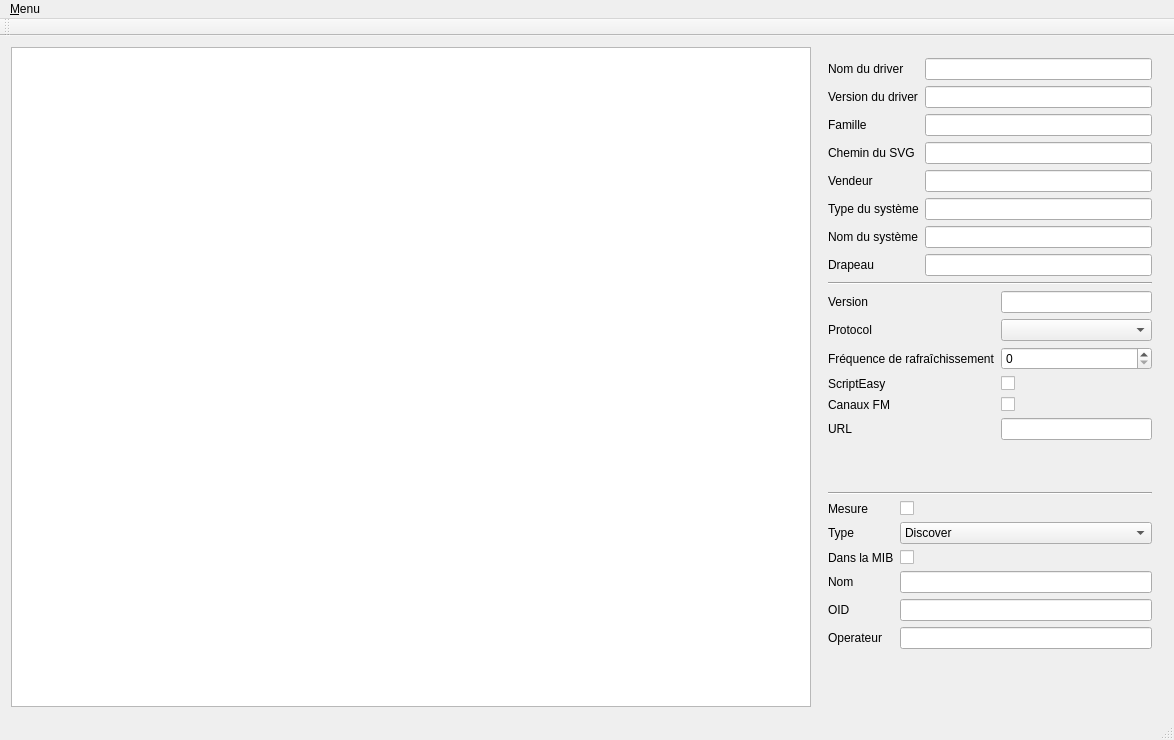
Above: mainwindow.ui from BriceDucardonnoy/EasyWcmDriverCreator before the change. Below: the same form after it.
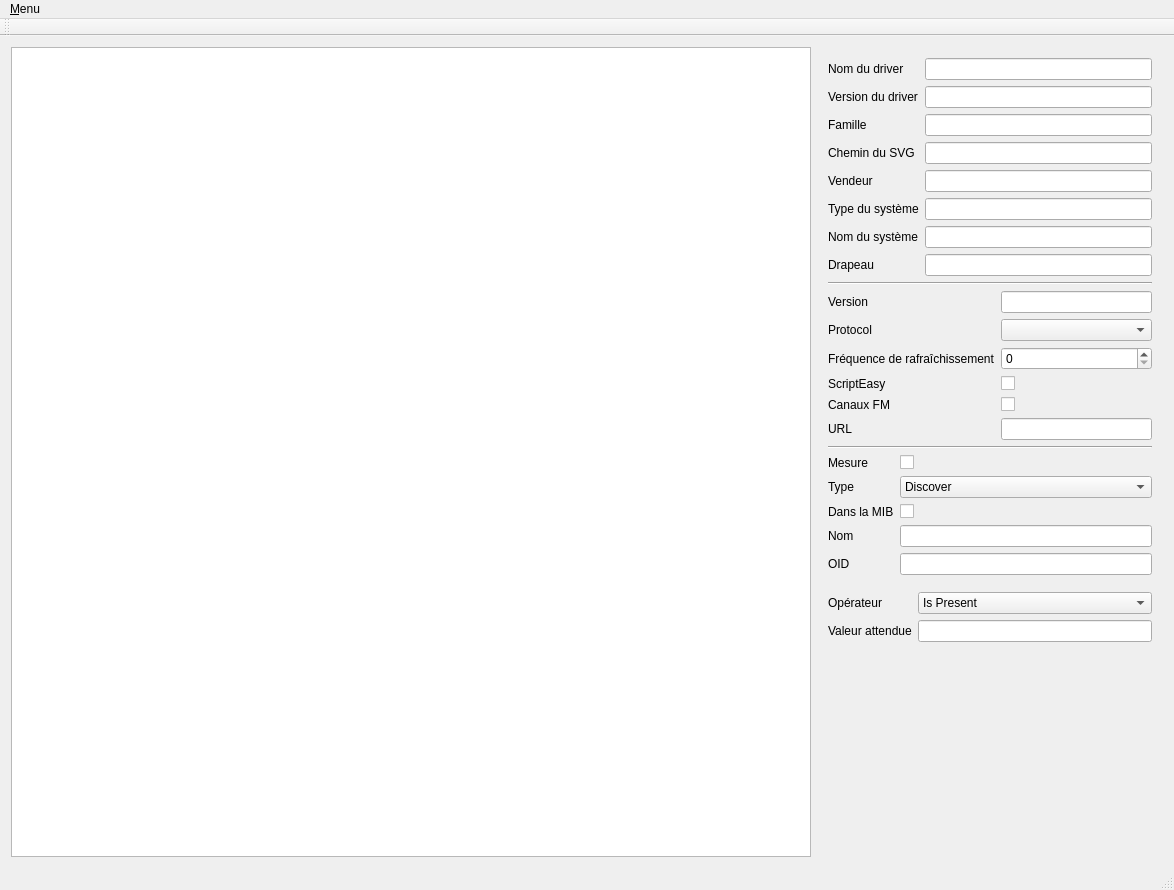
That is the form after the change.

Commit message: Identifier objects added

```diff
--- a/mainwindow.ui
+++ b/mainwindow.ui
@@ -7,7 +7,7 @@
     <x>0</x>
     <y>0</y>
     <width>1174</width>
-    <height>740</height>
+    <height>890</height>
    </rect>
   </property>
   <property name="windowTitle">
@@ -204,6 +204,16 @@
          <property name="sizeConstraint">
           <enum>QLayout::SetMaximumSize</enum>
          </property>
+         <item row="0" column="0">
+          <widget class="QLabel" name="mesureLabel">
+           <property name="text">
+            <string>Mesure</string>
+           </property>
+          </widget>
+         </item>
+         <item row="0" column="1">
+          <widget class="QCheckBox" name="measureCheckBox"/>
+         </item>
          <item row="1" column="0">
           <widget class="QLabel" name="typeLabel">
            <property name="text">
@@ -245,16 +255,6 @@
            </item>
           </widget>
          </item>
-         <item row="0" column="0">
-          <widget class="QLabel" name="mesureLabel">
-           <property name="text">
-            <string>Mesure</string>
-           </property>
-          </widget>
-         </item>
-         <item row="0" column="1">
-          <widget class="QCheckBox" name="mesureCheckBox"/>
-         </item>
          <item row="2" column="0">
           <widget class="QLabel" name="dansLaMIBLabel">
            <property name="text">
@@ -285,18 +285,115 @@
          <item row="4" column="1">
           <widget class="QLineEdit" name="oidLineEdit"/>
          </item>
-         <item row="5" column="0">
-          <widget class="QLabel" name="operateurLabel">
-           <property name="text">
-            <string>Operateur</string>
-           </property>
-          </widget>
-         </item>
-         <item row="5" column="1">
-          <widget class="QLineEdit" name="operateurLineEdit"/>
-         </item>
         </layout>
        </item>
+       <item>
+        <widget class="QWidget" name="identifierWidgets" native="true">
+         <property name="enabled">
+          <bool>true</bool>
+         </property>
+         <property name="minimumSize">
+          <size>
+           <width>50</width>
+           <height>100</height>
+          </size>
+         </property>
+         <layout class="QVBoxLayout" name="verticalLayout">
+          <property name="leftMargin">
+           <number>0</number>
+          </property>
+          <property name="rightMargin">
+           <number>0</number>
+          </property>
+          <item>
+           <layout class="QFormLayout" name="identifierForm">
+            <property name="leftMargin">
+             <number>0</number>
+            </property>
+            <item row="0" column="0">
+             <widget class="QLabel" name="operatorLabel">
+              <property name="text">
+               <string>Opérateur</string>
+              </property>
+             </widget>
+            </item>
+            <item row="0" column="1">
+             <widget class="QComboBox" name="operatorComboBox">
+              <item>
+               <property name="text">
+                <string>Is Present</string>
+               </property>
+              </item>
+              <item>
+               <property name="text">
+                <string>Is Equal</string>
+               </property>
+              </item>
+              <item>
+               <property name="text">
+                <string>Is Like</string>
+               </property>
+              </item>
+              <item>
+               <property name="text">
+                <string>Is More</string>
+               </property>
+              </item>
+              <item>
+               <property name="text">
+                <string>Is Less</string>
+               </property>
+              </item>
+              <item>
+               <property name="text">
+                <string>Is More or Equal</string>
+               </property>
+              </item>
+              <item>
+               <property name="text">
+                <string>Is Less or Equal</string>
+               </property>
+              </item>
+              <item>
+               <property name="text">
+                <string>Is Different</string>
+               </property>
+              </item>
+              <item>
+               <property name="text">
+                <string>Is Not Present</string>
+               </property>
+              </item>
+             </widget>
+            </item>
+            <item row="2" column="0">
+             <widget class="QLabel" name="expectedValueLabel">
+              <property name="text">
+               <string>Valeur attendue</string>
+              </property>
+             </widget>
+            </item>
+            <item row="2" column="1">
+             <widget class="QLineEdit" name="expectedValueLineEdit"/>
+            </item>
+           </layout>
+          </item>
+         </layout>
+        </widget>
+       </item>
+       <item>
+        <spacer name="verticalSpacer">
+         <property name="orientation">
+          <enum>Qt::Vertical</enum>
+         </property>
+         <property name="sizeHint" stdset="0">
+          <size>
+           <width>20</width>
+           <height>40</height>
+          </size>
+         </property>
+        </spacer>
+       </item>
       </layout>
      </widget>
     </item>
```
Left out of the diff: 30 changed lines with no effect on the pictures. The commit also changes 4 other files.
